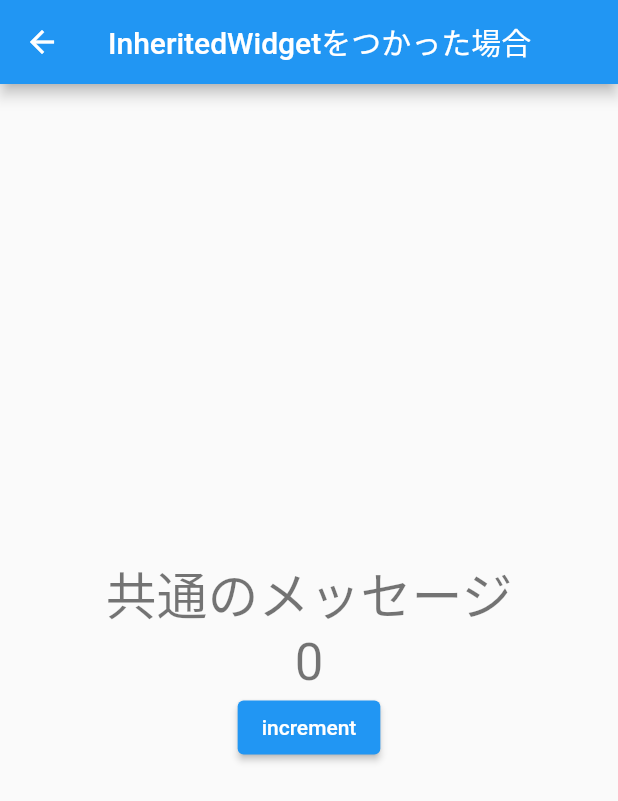
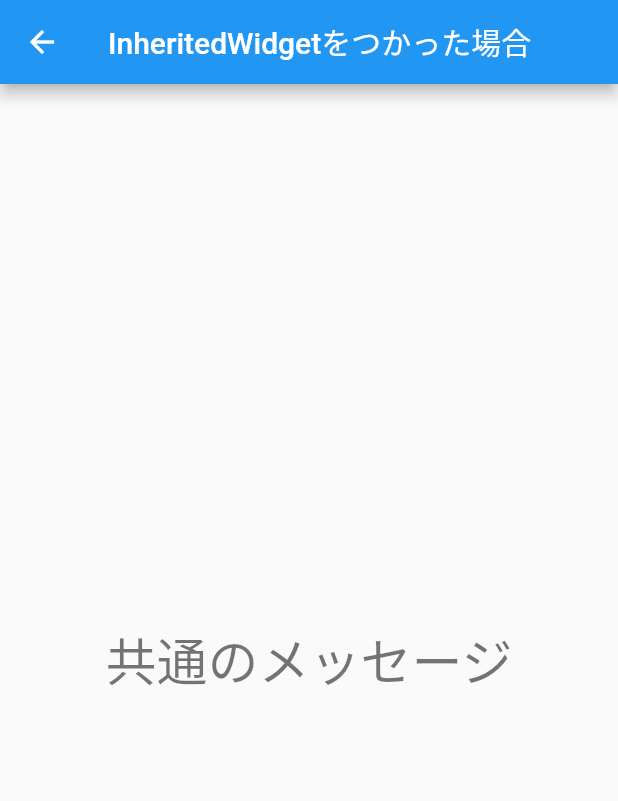
Before and after one commit to beeeyan/inherit-sample, a Flutter app: the screen it shows after launch, after a tap on "Aページ", on a phone screen of 412 x 824 dp. Shown: the top 801 px of the screen. Run offline on Flutter 3.47's test engine with Material 2 defaults, Android fonts, the phone set to English and light mode, and no system bars; our stand-ins replace go_router, scrollable_positioned_list.

Commit message:
remove CountManeger

```diff
--- a/lib/main.dart
+++ b/lib/main.dart
@@ -1,19 +1,13 @@
 import 'package:flutter/material.dart';
 import 'package:go_router/go_router.dart';
-import 'package:inherited_sample/domain/count_manager.dart';
 import 'package:inherited_sample/domain/message_data.dart';
 import 'package:inherited_sample/presentation/pages/inherited_a.dart';
 import 'package:inherited_sample/presentation/pages/inherited_b.dart';
 import 'package:inherited_sample/presentation/pages/list.dart';
 
 void main() {
-  runApp(
-    const MessageData(
-      child: CountManeger(
-        child: MyApp()
-      )
-    )
-  );
+  // Widgetツリーの上層部に、作ったInheritedWidgetを配置
+  runApp(const MessageData(child: MyApp()));
 }
 
 class MyApp extends StatelessWidget {
--- a/lib/presentation/pages/inherited_a.dart
+++ b/lib/presentation/pages/inherited_a.dart
@@ -1,7 +1,5 @@
 
 import 'package:flutter/material.dart';
-import 'package:inherited_sample/presentation/widgets/count_button.dart';
-import 'package:inherited_sample/presentation/widgets/show_count.dart';
 import 'package:inherited_sample/presentation/widgets/show_message.dart';
 
 class InheritedAPage extends StatelessWidget {
@@ -18,8 +16,6 @@ class InheritedAPage extends StatelessWidget {
             mainAxisAlignment: MainAxisAlignment.center,
             children: const <Widget>[
               ShowMessage(),
-              ShowCount(),
-              CountButton(),
             ],
           ),
         ),
--- a/lib/presentation/pages/inherited_b.dart
+++ b/lib/presentation/pages/inherited_b.dart
@@ -1,6 +1,5 @@
 
 import 'package:flutter/material.dart';
-import 'package:inherited_sample/presentation/widgets/show_count.dart';
 import 'package:inherited_sample/presentation/widgets/show_message.dart';
 
 class InheritedBPage extends StatelessWidget {
@@ -17,7 +16,6 @@ class InheritedBPage extends StatelessWidget {
             mainAxisAlignment: MainAxisAlignment.center,
             children: const <Widget>[
               ShowMessage(),
-              ShowCount(),
             ],
           ),
         ),
--- a/lib/presentation/widgets/count_button.dart
+++ /dev/null
@@ -1,20 +0,0 @@
-
-
-import 'package:flutter/material.dart';
-import 'package:inherited_sample/domain/count_manager.dart';
-
-class CountButton extends StatelessWidget {
-  const CountButton({Key? key}) : super(key: key);
-
-  @override
-  Widget build(BuildContext context) {
-    return ElevatedButton(
-      child: const Text('increment'),
-      onPressed: () {
-        // ofメソッドでCountManegerの状態更新メソッドにアクセス
-        // ボタンをリビルドする必要はないので、listen:falseとする。
-        CountManeger.of(context, listen: false).increment();
-      },
-    );
-  }
-}
--- a/lib/presentation/widgets/show_count.dart
+++ /dev/null
@@ -1,17 +0,0 @@
-
-import 'package:flutter/material.dart';
-import 'package:inherited_sample/domain/count_manager.dart';
-
-class ShowCount extends StatelessWidget {
-  const ShowCount({Key? key}) : super(key: key);
-
-  @override
-  Widget build(BuildContext context) {
-    final count = CountManeger.of(context).count;
-
-    return Text(
-        '$count',
-        style: Theme.of(context).textTheme.headline4,
-      );
-  }
-}
```
